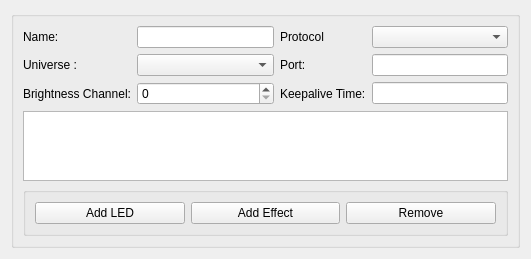
Old version of the form qt/OpenRGBDMXSettingsPage/OpenRGBDMXSettingsEntry.ui in the repository Charading/OpenRGB.
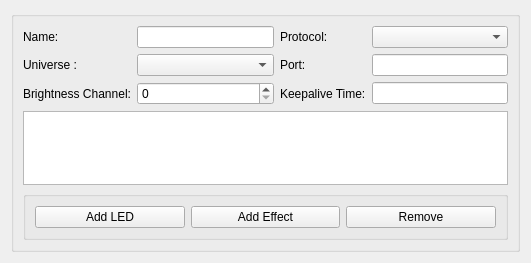
New version of the form.

What changed in the file:
```diff
--- a/qt/OpenRGBDMXSettingsPage/OpenRGBDMXSettingsEntry.ui
+++ b/qt/OpenRGBDMXSettingsPage/OpenRGBDMXSettingsEntry.ui
@@ -7,7 +7,7 @@
     <x>0</x>
     <y>0</y>
     <width>531</width>
-    <height>245</height>
+    <height>263</height>
    </rect>
   </property>
   <property name="sizePolicy">
@@ -75,7 +75,7 @@
       <item row="0" column="2">
        <widget class="QLabel" name="ProtocolLabel">
         <property name="text">
-         <string>Protocol</string>
+         <string>Protocol:</string>
         </property>
        </widget>
       </item>
```
